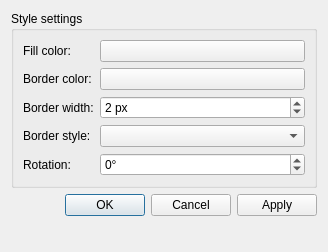
This is gns3/ui/style_editor_dialog.ui in mpplab/MNSS as Qt 5 draws it before an edit. The edited form follows.
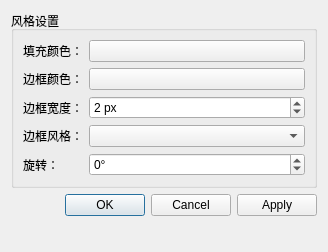
This is the edited form.

Patch:
```diff
--- a/gns3/ui/style_editor_dialog.ui
+++ b/gns3/ui/style_editor_dialog.ui
@@ -20,13 +20,13 @@
    <item>
     <widget class="QGroupBox" name="uiStyleSettingsGroupBox">
      <property name="title">
-      <string>Style settings</string>
+      <string>风格设置</string>
      </property>
      <layout class="QGridLayout" name="gridLayout">
       <item row="0" column="0">
        <widget class="QLabel" name="uiColorLabel">
         <property name="text">
-         <string>Fill color:</string>
+         <string>填充颜色：</string>
         </property>
        </widget>
       </item>
@@ -40,7 +40,7 @@
       <item row="1" column="0">
        <widget class="QLabel" name="uiBorderColorLabel">
         <property name="text">
-         <string>Border color:</string>
+         <string>边框颜色：</string>
         </property>
        </widget>
       </item>
@@ -54,7 +54,7 @@
       <item row="2" column="0">
        <widget class="QLabel" name="uiBorderWidthLabel">
         <property name="text">
-         <string>Border width:</string>
+         <string>边框宽度：</string>
         </property>
        </widget>
       </item>
@@ -77,7 +77,7 @@
       <item row="3" column="0">
        <widget class="QLabel" name="uiBorderStyleLabel">
         <property name="text">
-         <string>Border style:</string>
+         <string>边框风格：</string>
         </property>
        </widget>
       </item>
@@ -87,7 +87,7 @@
       <item row="4" column="0">
        <widget class="QLabel" name="uiRotationLabel">
         <property name="text">
-         <string>Rotation:</string>
+         <string>旋转：</string>
         </property>
        </widget>
       </item>
```
Left out of the diff: 2 changed lines with no effect on the pictures.
